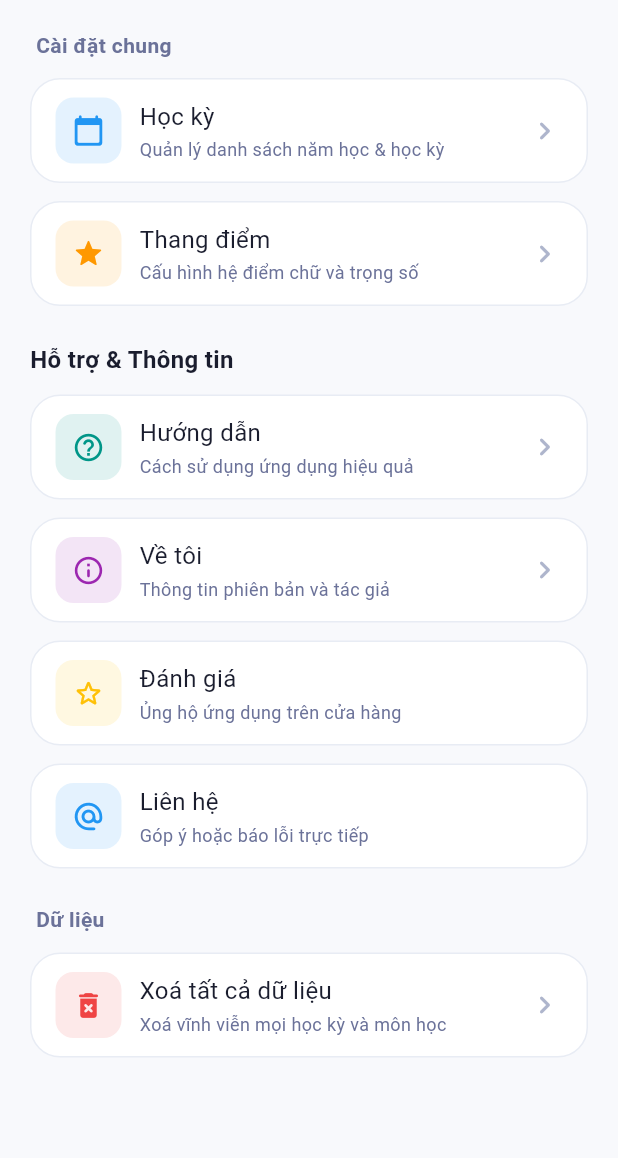
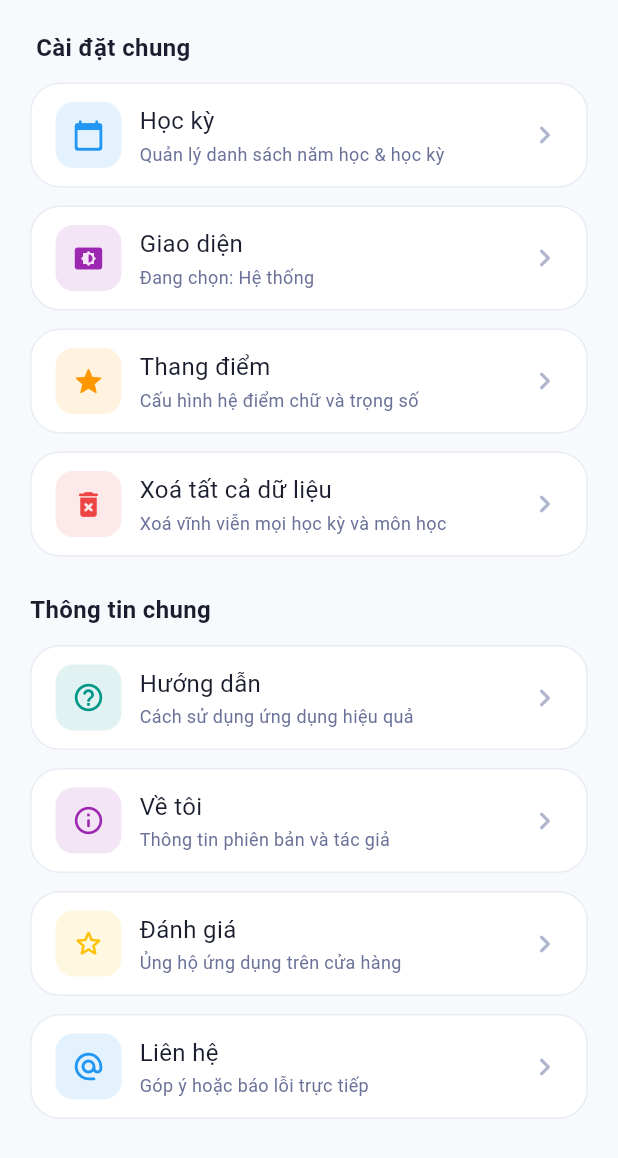
Before and after one commit to TruongPersonal/UniGPA, a Flutter app: the SettingsScreen widget shown alone on an empty page, opened directly, on a phone screen of 412 x 824 dp. Shown: the top 1158 px of the screen. Run offline on Flutter 3.47's test engine with Material 3 defaults, Android fonts, the phone set to English and light mode, and no system bars; our stand-ins replace csv, file_picker, fl_chart, hive, hive_flutter, universal_io; missing offline and left inert: universal_html; accounts and stored records are empty.

Commit message:
v1.0.0 release

```diff
--- a/lib/app_shell.dart
+++ b/lib/app_shell.dart
@@ -157,12 +157,6 @@ class _AppShellState extends State<AppShell> {
                   final gpaProvider = context.read<GPAProvider>();
                   final semesterProvider = context.read<SemesterProvider>();
 
-                  ScaffoldMessenger.of(context).showSnackBar(
-                    SnackBar(
-                      content: Text('Đang nhập dữ liệu môn học...'),
-                    ),
-                  );
-
                   await gpaProvider.importSubjects(subjects, semesterProvider);
 
                   if (context.mounted) {
--- a/lib/core/widgets/app_setting_tile.dart
+++ b/lib/core/widgets/app_setting_tile.dart
@@ -11,7 +11,6 @@ class AppSettingTile extends StatelessWidget {
     required this.title,
     required this.subtitle,
     required this.onTap,
-    this.isTrailing = true,
   });
 
   final IconData icon;
@@ -19,7 +18,6 @@ class AppSettingTile extends StatelessWidget {
   final String title;
   final String subtitle;
   final VoidCallback onTap;
-  final bool isTrailing;
 
   @override
   Widget build(BuildContext context) {
@@ -40,9 +38,7 @@ class AppSettingTile extends StatelessWidget {
           ),
           child: Icon(icon, color: iconColor, size: 22),
         ),
-        trailing: isTrailing
-            ? Icon(Icons.chevron_right_rounded, color: colors.textHint)
-            : null,
+        trailing: Icon(Icons.chevron_right_rounded, color: colors.textHint)
       ),
     );
   }
--- a/lib/data/services/storage_service.dart
+++ b/lib/data/services/storage_service.dart
@@ -7,16 +7,24 @@ class StorageService {
   static const String _gradeBoxName = 'grades';
   static const String _subjectBoxName = 'subjects';
   static const String _semesterBoxName = 'semesters';
+  static const String _settingsBoxName = 'settings';
 
   static Future<void> init() async {
     final gradeBox = await Hive.openBox<Grade>(_gradeBoxName);
     await Hive.openBox<Subject>(_subjectBoxName);
     await Hive.openBox<AcademicSemester>(_semesterBoxName);
+    await Hive.openBox(_settingsBoxName);
 
     if (gradeBox.isEmpty) {
       await gradeBox.addAll(_defaultGrades());
     }
   }
+
+  static int getThemeMode() =>
+      Hive.box(_settingsBoxName).get('themeMode', defaultValue: 0) as int;
+
+  static Future<void> setThemeMode(int index) async =>
+      Hive.box(_settingsBoxName).put('themeMode', index);
 
   static List<Grade> _defaultGrades() => [
     Grade(letter: 'A+', point4: 4.0, startPoint10: 9.5, endPoint10: 10.0),
--- a/lib/features/settings/screens/settings_screen.dart
+++ b/lib/features/settings/screens/settings_screen.dart
@@ -9,8 +9,7 @@ import 'package:unigpa/core/widgets/app_setting_tile.dart';
 import 'package:provider/provider.dart';
 import 'package:unigpa/data/providers/gpa_provider.dart';
 import 'package:unigpa/data/providers/semester_provider.dart';
-
-
+import 'package:unigpa/data/providers/theme_provider.dart';
 
 class SettingsScreen extends StatelessWidget {
   const SettingsScreen({super.key});
@@ -26,8 +25,8 @@ class SettingsScreen extends StatelessWidget {
             padding: const EdgeInsets.only(left: 4, bottom: 12),
             child: Text(
               'Cài đặt chung',
-              style: AppTextStyles.labelLarge.copyWith(
-                color: context.colors.textSecondary,
+              style: AppTextStyles.headingSmall.copyWith(
+                color: colors.textPrimary,
               ),
             ),
           ),
@@ -38,8 +37,39 @@ class SettingsScreen extends StatelessWidget {
             subtitle: 'Quản lý danh sách năm học & học kỳ',
             onTap: () => Navigator.push(
               context,
-              MaterialPageRoute(builder: (_) => const SemesterManagementScreen()),
+              MaterialPageRoute(
+                builder: (_) => const SemesterManagementScreen(),
+              ),
             ),
+          ),
+          const SizedBox(height: 12),
+          Consumer<ThemeProvider>(
+            builder: (context, themeProvider, _) {
+              String themeName = '';
+              IconData themeIcon = Icons.settings_brightness_rounded;
+              switch (themeProvider.themeMode) {
+                case ThemeMode.light:
+                  themeName = 'Sáng';
+                  themeIcon = Icons.light_mode_rounded;
+                  break;
+                case ThemeMode.dark:
+                  themeName = 'Tối';
+                  themeIcon = Icons.dark_mode_rounded;
+                  break;
+                case ThemeMode.system:
+                  themeName = 'Hệ thống';
+                  themeIcon = Icons.settings_brightness_rounded;
+                  break;
+              }
+
+              return AppSettingTile(
+                icon: themeIcon,
+                iconColor: Colors.purple,
+                title: 'Giao diện',
+                subtitle: 'Đang chọn: $themeName',
+                onTap: () => _showThemeSelector(context),
+              );
+            },
           ),
           const SizedBox(height: 12),
           AppSettingTile(
@@ -52,10 +82,20 @@ class SettingsScreen extends StatelessWidget {
               MaterialPageRoute(builder: (_) => const GradeConfigScreen()),
             ),
           ),
+          const SizedBox(height: 12),
+          AppSettingTile(
+            icon: Icons.delete_forever_rounded,
+            iconColor: AppColors.error,
+            title: 'Xoá tất cả dữ liệu',
+            subtitle: 'Xoá vĩnh viễn mọi học kỳ và môn học',
+            onTap: () => _showClearAllConfirm(context),
+          ),
           const SizedBox(height: 24),
           Text(
-            'Hỗ trợ & Thông tin',
-            style: AppTextStyles.headingSmall.copyWith(color: colors.textPrimary),
+            'Thông tin chung',
+            style: AppTextStyles.headingSmall.copyWith(
+              color: colors.textPrimary,
+            ),
           ),
           const SizedBox(height: 12),
           AppSettingTile(
@@ -78,35 +118,18 @@ class SettingsScreen extends StatelessWidget {
             icon: Icons.star_outline_rounded,
             iconColor: Colors.amber,
             title: 'Đánh giá',
-            isTrailing: false,
             subtitle: 'Ủng hộ ứng dụng trên cửa hàng',
-            onTap: () => _launchUrl(context, 'https://github.com/truongpersonal/unigpa'),
+            onTap: () =>
+                _launchUrl(context, 'https://github.com/truongpersonal/unigpa'),
           ),
           const SizedBox(height: 12),
           AppSettingTile(
             icon: Icons.alternate_email_rounded,
             iconColor: Colors.blue,
-            isTrailing: false,
             title: 'Liên hệ',
             subtitle: 'Góp ý hoặc báo lỗi trực tiếp',
-            onTap: () => _launchUrl(context, 'mailto:ngoquangtruong.isme@gmail.com'),
-          ),
-          const SizedBox(height: 24),
-          Padding(
-            padding: const EdgeInsets.only(left: 4, bottom: 12),
-            child: Text(
-              'Dữ liệu',
-              style: AppTextStyles.labelLarge.copyWith(
-                color: colors.textSecondary,
-              ),
-            ),
-          ),
-          AppSettingTile(
-            icon: Icons.delete_forever_rounded,
-            iconColor: AppColors.error,
-            title: 'Xoá tất cả dữ liệu',
-            subtitle: 'Xoá vĩnh viễn mọi học kỳ và môn học',
-            onTap: () => _showClearAllConfirm(context),
+            onTap: () =>
+                _launchUrl(context, 'mailto:ngoquangtruong.isme@gmail.com'),
           ),
           const SizedBox(height: 20),
         ],
@@ -150,6 +173,81 @@ class SettingsScreen extends StatelessWidget {
         ),
       );
     }
+  }
+
+  void _showThemeSelector(BuildContext context) {
+    final themeProvider = context.read<ThemeProvider>();
+    showModalBottomSheet(
+      context: context,
+      backgroundColor: Colors.transparent,
+      builder: (context) => AppBottomSheet(
+        child: Column(
+          mainAxisSize: MainAxisSize.min,
+          children: [
+            Padding(
+              padding: const EdgeInsets.symmetric(vertical: 8),
+              child: Text('Chọn giao diện', style: AppTextStyles.headingMedium),
+            ),
+            const SizedBox(height: 8),
+            _buildThemeOption(
+              context,
+              mode: ThemeMode.system,
+              title: 'Theo hệ thống',
+              icon: Icons.settings_brightness_rounded,
+              currentMode: themeProvider.themeMode,
+            ),
+            _buildThemeOption(
+              context,
+              mode: ThemeMode.light,
+              title: 'Giao diện sáng',
+              icon: Icons.light_mode_rounded,
+              currentMode: themeProvider.themeMode,
+            ),
+            _buildThemeOption(
+              context,
+              mode: ThemeMode.dark,
+              title: 'Giao diện tối',
+              icon: Icons.dark_mode_rounded,
+              currentMode: themeProvider.themeMode,
+            ),
+            const SizedBox(height: 20),
+          ],
+        ),
+      ),
+    );
+  }
+
+  Widget _buildThemeOption(
+    BuildContext context, {
+    required ThemeMode mode,
+    required String title,
+    required IconData icon,
+    required ThemeMode currentMode,
+  }) {
+    final isSelected = mode == currentMode;
+    final colors = context.colors;
+
+    return ListTile(
+      onTap: () {
+        context.read<ThemeProvider>().setThemeMode(mode);
+        Navigator.pop(context);
+      },
+      leading: Icon(
+        icon,
+        color: isSelected ? AppColors.primary : colors.textSecondary,
+      ),
+      title: Text(
+        title,
+        style: AppTextStyles.bodyLarge.copyWith(
+          color: isSelected ? AppColors.primary : colors.textPrimary,
+          fontWeight: isSelected ? FontWeight.bold : FontWeight.normal,
+        ),
+      ),
+      trailing: isSelected
+          ? const Icon(Icons.check_rounded, color: AppColors.primary)
+          : null,
+      shape: RoundedRectangleBorder(borderRadius: BorderRadius.circular(12)),
+    );
   }
 
   void _showGuideBottomSheet(BuildContext context) {
```
Also changed, not shown: lib/data/providers/theme_provider.dart (+19 -5 lines), 5 other files.
